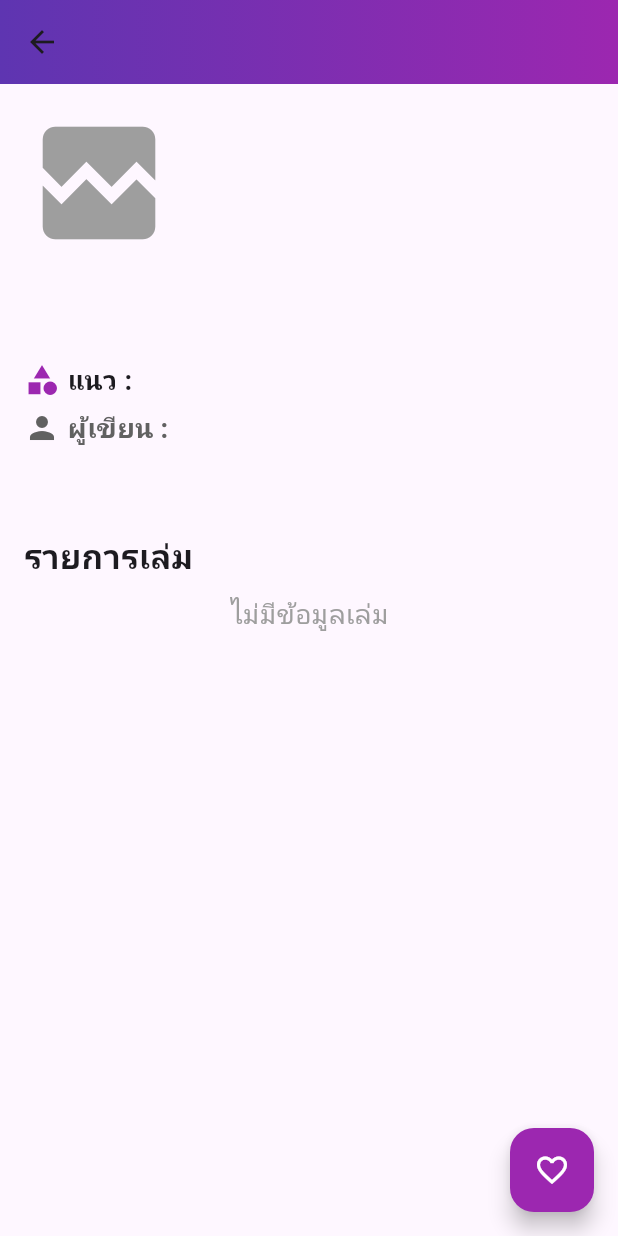
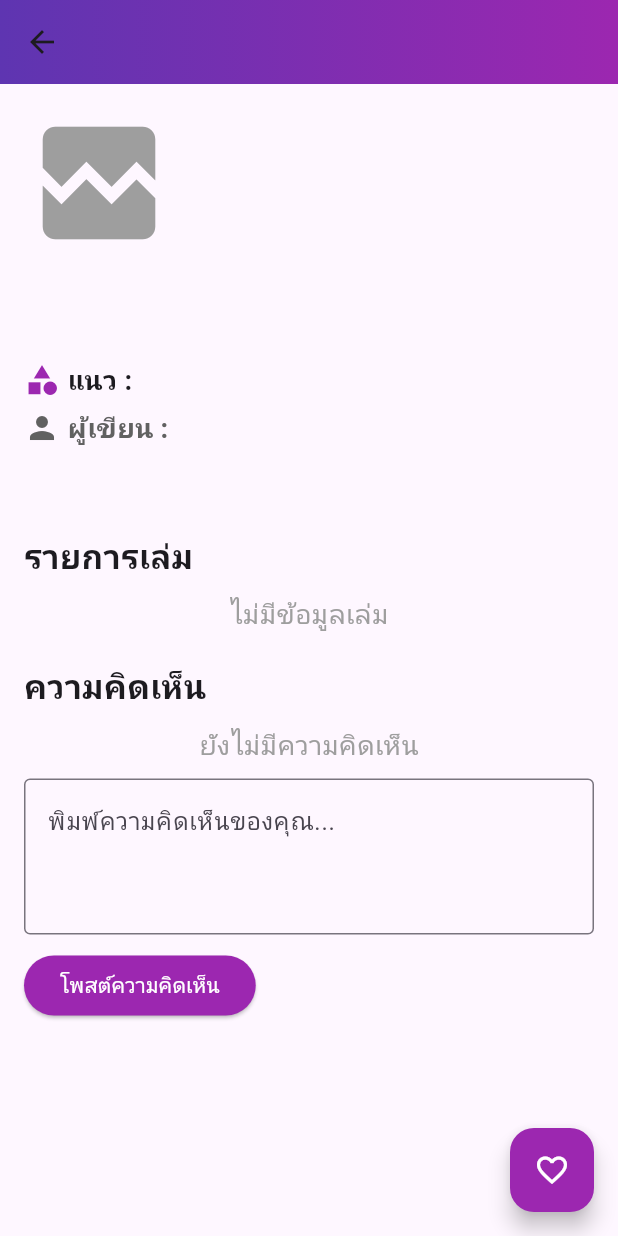
Before and after one commit to 65021969/NovelPro, a Flutter app: the NovelDetailPage screen opened directly with empty values, on a phone screen of 412 x 824 dp. Run offline on Flutter 3.47's test engine with Material 3 defaults, Android fonts, the light colour scheme and no system bars; our stand-ins replace cached_network_image, image_picker; missing offline and left inert: flutter_quill; network calls fail.

Commit message:
update commet

```diff
--- a/lib/noveldeteilpage.dart
+++ b/lib/noveldeteilpage.dart
@@ -28,12 +28,15 @@ class _NovelDetailPageState extends State<NovelDetailPage> {
   bool isFavorite = false;
   final String apiUrl = "http://192.168.1.40:3000"; // URL ของเซิร์ฟเวอร์
   List<Map<String, dynamic>> volumes = []; // รายการเล่มของนิยาย
+  List<Map<String, dynamic>> comments = []; // รายการคอมเม้นต์
+  final TextEditingController commentController = TextEditingController();
 
   @override
   void initState() {
     super.initState();
     checkFavoriteStatus();
     fetchVolumes();
+    fetchComments();
   }
 
   Future<void> checkFavoriteStatus() async {
@@ -83,7 +86,7 @@ class _NovelDetailPageState extends State<NovelDetailPage> {
       if (response.statusCode == 200) {
         final List<dynamic> result = json.decode(response.body);
         setState(() {
-          volumes = result.cast<Map<String, dynamic>>();
+          volumes = result.cast<Map<String, dynamic>>(); // เลือกข้อมูลจาก server
         });
       }
     } catch (e) {
@@ -91,8 +94,48 @@ class _NovelDetailPageState extends State<NovelDetailPage> {
     }
   }
 
+  Future<void> fetchComments() async {
+    try {
+      final response = await http.get(Uri.parse("$apiUrl/comment/${widget.novelId}"));
+      if (response.statusCode == 200) {
+        final List<dynamic> result = json.decode(response.body);
+        setState(() {
+          comments = result.cast<Map<String, dynamic>>(); // เลือกข้อมูลจาก server
+        });
+      }
+    } catch (e) {
+      print("Error fetching comments: $e");
+    }
+  }
+
+  Future<void> postComment() async {
+    if (commentController.text.isEmpty) return;
+    try {
+      final response = await http.post(
+        Uri.parse("$apiUrl/comment"),
+        headers: {"Content-Type": "application/json"},
+        body: json.encode({
+          "novel_id": widget.novelId,
+          "com_text": commentController.text,
+        }),
+      );
+      if (response.statusCode == 201) {
+        setState(() {
+          comments.add({
+            'com_text': commentController.text,
+            // 'author': 'User', // You can replace this with the actual username
+          });
+        });
+        commentController.clear();
+      }
+    } catch (e) {
+      print("Error posting comment: $e");
+    }
+  }
+
   @override
   Widget build(BuildContext context) {
+
     return Scaffold(
       appBar: AppBar(
         title: Text(widget.title, style: TextStyle(color: Colors.white, fontWeight: FontWeight.bold)),
@@ -161,12 +204,6 @@ class _NovelDetailPageState extends State<NovelDetailPage> {
                           context,
                           MaterialPageRoute(
                             builder: (context) => AllChapterDetailPage(
-                              // novelId: widget.novelId,
-                              // novelTitle: widget.title,
-                              // novelDescription: widget.description,
-                              // novelImageUrl: widget.imageUrl,
-                              // novelType: widget.type,
-                              // novelPenname: widget.penname,
                               novelVolumes: volumes[index], // ส่งข้อมูลทั้งหมดไป
                             ),
                           ),
@@ -175,6 +212,45 @@ class _NovelDetailPageState extends State<NovelDetailPage> {
                     ),
                   );
                 },
+              ),
+              SizedBox(height: 20),
+              Text("ความคิดเห็น", style: TextStyle(fontSize: 22, fontWeight: FontWeight.bold)),
+              SizedBox(height: 10),
+              comments.isEmpty
+                  ? Center(child: Text("ยังไม่มีความคิดเห็น", style: TextStyle(fontSize: 18, color: Colors.grey)))
+                  : ListView.builder(
+                shrinkWrap: true,
+                physics: NeverScrollableScrollPhysics(),
+                itemCount: comments.length,
+                itemBuilder: (context, index) {
+                  final comment = comments[index];
+                  return Card(
+                    elevation: 3,
+                    margin: EdgeInsets.symmetric(vertical: 5),
+                    child: ListTile(
+                      title: Text(comments[0]['user_name'], style: TextStyle(fontWeight: FontWeight.bold)),
+                      subtitle: Text(comments[0]['com_text'].toString()),
+                    ),
+                  );
+                },
+              ),
+              SizedBox(height: 10),
+              TextField(
+                controller: commentController,
+                decoration: InputDecoration(
+                  hintText: "พิมพ์ความคิดเห็นของคุณ...",
+                  border: OutlineInputBorder(),
+                ),
+                maxLines: 3,
+              ),
+              SizedBox(height: 10),
+              ElevatedButton(
+                onPressed: postComment,
+                child: Text("โพสต์ความคิดเห็น"),
+                style: ElevatedButton.styleFrom(
+                  backgroundColor: Colors.purple,
+                  foregroundColor: Colors.white,
+                ),
               ),
             ],
           ),
```
